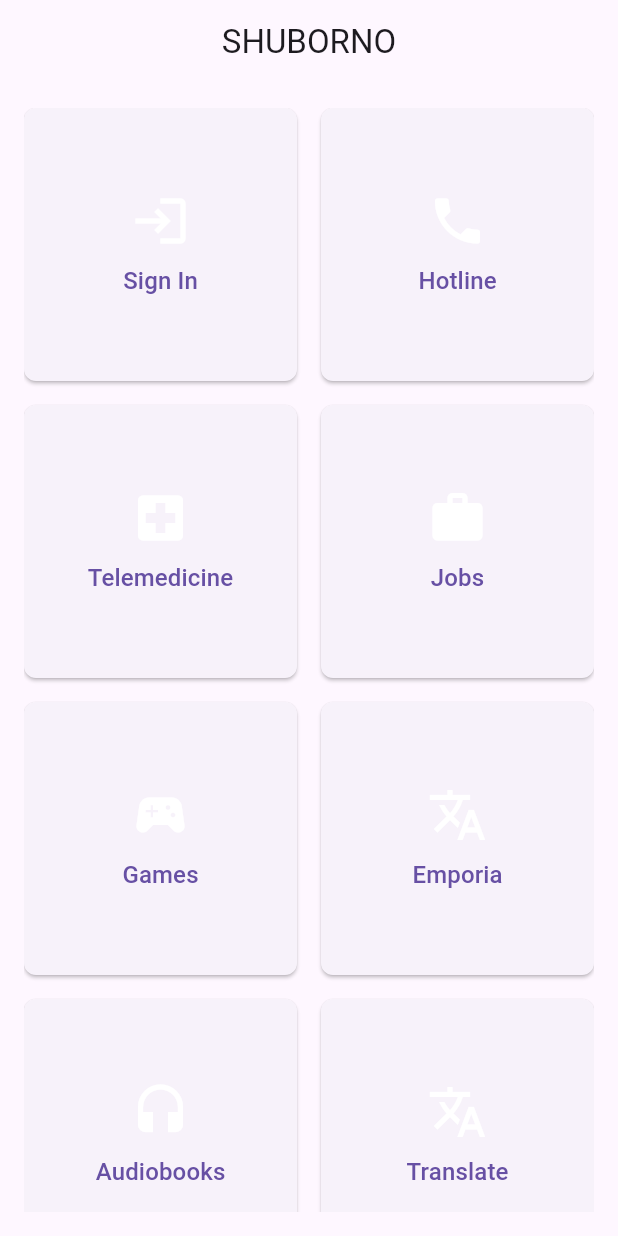
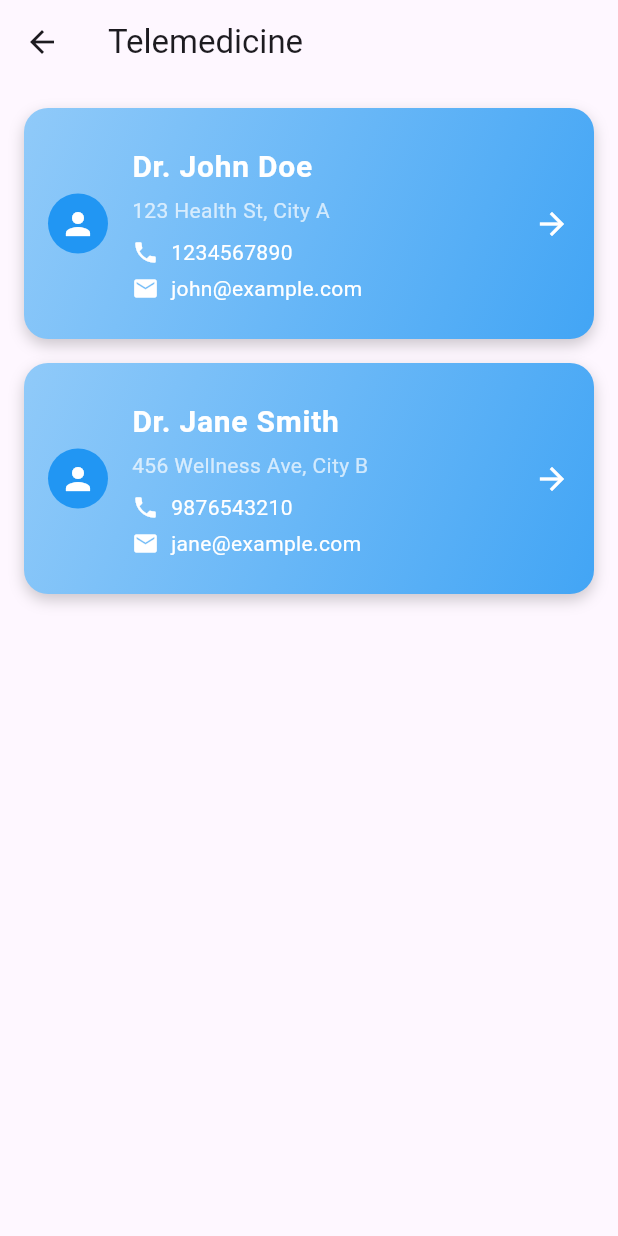
Before and after one commit to hasibul2hasan/shuborno, a Flutter app: the screen it shows after launch, after a tap on "Telemedicine", on a phone screen of 412 x 824 dp. Run offline on Flutter 3.47's test engine with Material 3 defaults, Android fonts, the phone set to English and light mode, and no system bars.

Commit message:
Add Telemedicine page and integrate with HomePage

```diff
--- a/lib/pages/home_page.dart
+++ b/lib/pages/home_page.dart
@@ -2,6 +2,7 @@ import 'package:flutter/material.dart';
 import 'package:shuborno/pages/emporia.dart';
 import 'package:shuborno/pages/game.dart';
 import 'package:shuborno/pages/hotline.dart';
+import 'package:shuborno/pages/telemedicine.dart';
 // import '../sign_in_page.dart';
 // import '../telemedicine_page.dart';
 // import '../jobs_page.dart';
@@ -48,10 +49,10 @@ class HomePage extends StatelessWidget {
               text: 'Telemedicine',
               icon: Icons.local_hospital,
               onPressed: () {
-                // Navigator.push(
-                //   context,
-                //   MaterialPageRoute(builder: (context) => TelemedicinePage()),
-                // );
+                Navigator.push(
+                  context,
+                  MaterialPageRoute(builder: (context) => Telemedicine()),
+                );
               },
             ),
             FeatureButton(
--- /dev/null
+++ b/lib/pages/telemedicine.dart
@@ -0,0 +1,161 @@
+import 'package:flutter/material.dart';
+import 'package:url_launcher/url_launcher.dart';
+
+class Telemedicine extends StatelessWidget {
+  final List<Map<String, String>> doctors = [
+    {"name": "Dr. John Doe", "phone": "1234567890", "email": "john@example.com", "address": "123 Health St, City A"},
+    {"name": "Dr. Jane Smith", "phone": "9876543210", "email": "jane@example.com", "address": "456 Wellness Ave, City B"},
+    // Add more doctors here...
+  ];
+
+  // Function to make a call
+  void _makeCall(String number) async {
+    final Uri phoneUri = Uri(scheme: 'tel', path: number);
+    if (await canLaunch(phoneUri.toString())) {
+      await launch(phoneUri.toString());
+    } else {
+      print('Could not launch $number');
+    }
+  }
+
+  // Function to send an email
+  void _sendEmail(String email) async {
+    final Uri emailUri = Uri(scheme: 'mailto', path: email);
+    if (await canLaunch(emailUri.toString())) {
+      await launch(emailUri.toString());
+    } else {
+      print('Could not launch $email');
+    }
+  }
+
+  // Function to show contact options dialog
+  void _showContactOptions(BuildContext context, String name, String phone, String email, String address) {
+    showDialog(
+      context: context,
+      builder: (context) {
+        return AlertDialog(
+          title: Text('Contact $name'),
+          content: Column(
+            mainAxisSize: MainAxisSize.min,
+            children: [
+              ListTile(
+                leading: Icon(Icons.phone),
+                title: Text('Call $phone'),
+                onTap: () {
+                  _makeCall(phone);
+                  Navigator.pop(context); // Close the dialog
+                },
+              ),
+              ListTile(
+                leading: Icon(Icons.email),
+                title: Text('Email $email'),
+                onTap: () {
+                  _sendEmail(email);
+                  Navigator.pop(context); // Close the dialog
+                },
+              ),
+              ListTile(
+                leading: Icon(Icons.location_on),
+                title: Text('Address: $address'),
+              ),
+            ],
+          ),
+        );
+      },
+    );
+  }
+
+  @override
+  Widget build(BuildContext context) {
+    return Scaffold(
+      appBar: AppBar(
+        title: Text('Telemedicine'),
+      ),
+      body: ListView.builder(
+        padding: EdgeInsets.all(16.0),
+        itemCount: doctors.length,
+        itemBuilder: (context, index) {
+          final doctor = doctors[index];
+          return Container(
+            margin: EdgeInsets.only(bottom: 16.0),
+            decoration: BoxDecoration(
+              gradient: LinearGradient(
+                colors: [Colors.blue.shade200, Colors.blue.shade400],
+                begin: Alignment.topLeft,
+                end: Alignment.bottomRight,
+              ),
+              borderRadius: BorderRadius.circular(16.0),
+              boxShadow: [
+                BoxShadow(
+                  color: Colors.black.withOpacity(0.2),
+                  blurRadius: 8,
+                  offset: Offset(0, 4),
+                ),
+              ],
+            ),
+            child: ListTile(
+              contentPadding: EdgeInsets.all(16.0),
+              title: Text(
+                doctor['name']!,
+                style: TextStyle(
+                  fontWeight: FontWeight.bold,
+                  fontSize: 20,
+                  color: Colors.white,
+                ),
+              ),
+              subtitle: Column(
+                crossAxisAlignment: CrossAxisAlignment.start,
+                children: [
+                  SizedBox(height: 4),
+                  Text(
+                    doctor['address']!,
+                    style: TextStyle(
+                      fontSize: 14,
+                      color: Colors.white70,
+                    ),
+                  ),
+                  SizedBox(height: 8),
+                  Row(
+                    children: [
+                      Icon(Icons.phone, color: Colors.white, size: 18),
+                      SizedBox(width: 8),
+                      Text(
+                        doctor['phone']!,
+                        style: TextStyle(color: Colors.white),
+                      ),
+                    ],
+                  ),
+                  SizedBox(height: 4),
+                  Row(
+                    children: [
+                      Icon(Icons.email, color: Colors.white, size: 18),
+                      SizedBox(width: 8),
+                      Text(
+                        doctor['email']!,
+                        style: TextStyle(color: Colors.white),
+                      ),
+                    ],
+                  ),
+                ],
+              ),
+              leading: CircleAvatar(
+                backgroundColor: Colors.blue.shade500,
+                child: Icon(Icons.person, color: Colors.white),
+              ),
+              trailing: Icon(Icons.arrow_forward, color: Colors.white),
+              onTap: () {
+                _showContactOptions(
+                  context,
+                  doctor['name']!,
+                  doctor['phone']!,
+                  doctor['email']!,
+                  doctor['address']!,
+                );
+              },
+            ),
+          );
+        },
+      ),
+    );
+  }
+}
```
